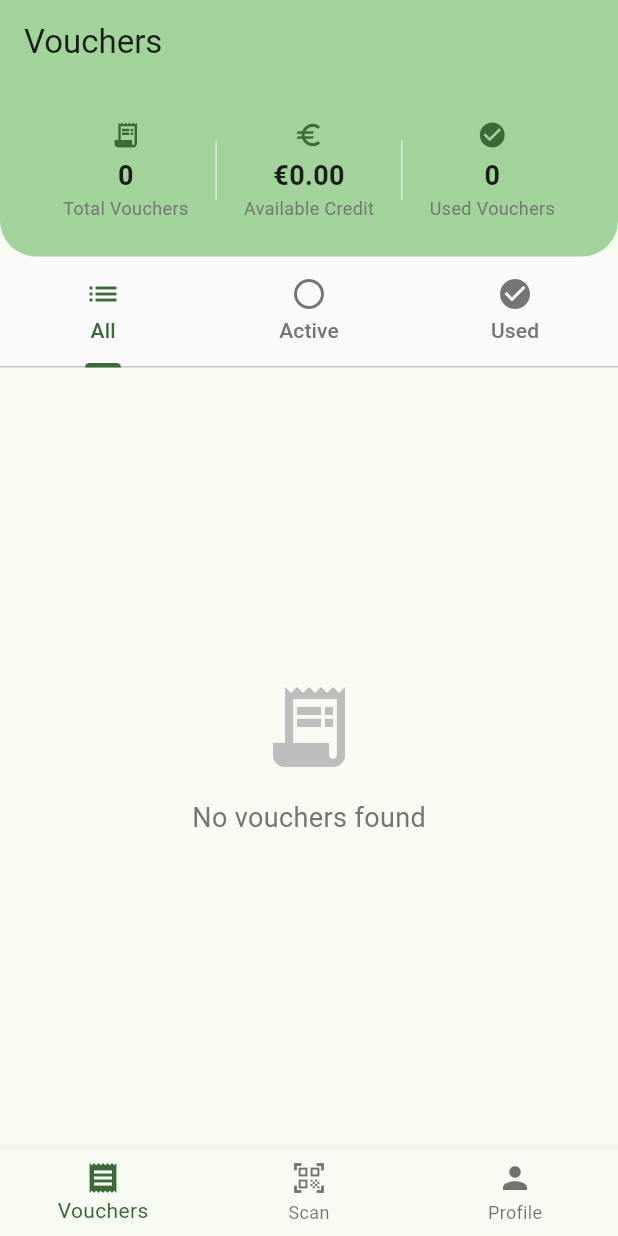
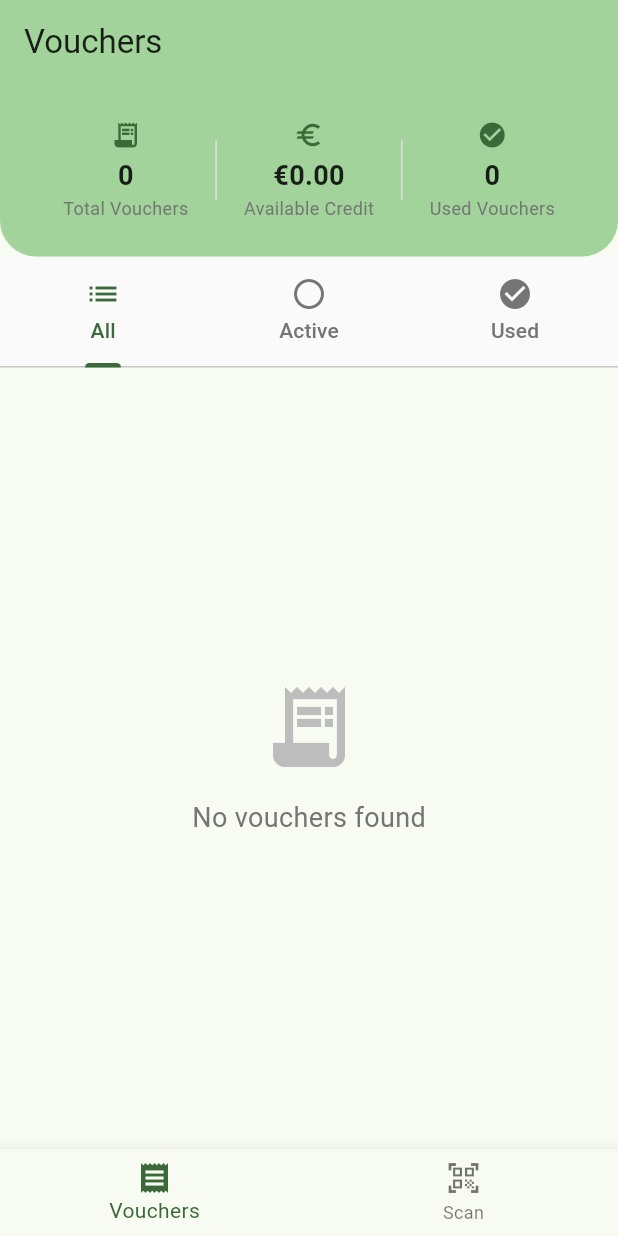
Before and after one commit to EPICOMI/re_turn_app, a Flutter app: the screen it shows after launch, on a phone screen of 412 x 824 dp. Run offline on Flutter 3.47's test engine with Material 3 defaults, Android fonts, the phone set to English and light mode, and no system bars; our stand-ins replace barcode_widget, device_info_plus, geocoding, geolocator, image_cropper, image_picker and 5 more; missing offline and left inert: gal, google_mlkit_barcode_scanning, google_mlkit_text_recognition, screen_brightness; accounts and stored records are empty.

```diff
--- a/lib/main.dart
+++ b/lib/main.dart
@@ -83,10 +83,10 @@ class _MainNavigationScreenState extends State<MainNavigationScreen> {
             icon: Icon(Icons.qr_code_scanner),
             label: 'Scan',
           ),
-          BottomNavigationBarItem(
-            icon: Icon(Icons.person),
-            label: 'Profile',
-          ),
+//profile          BottomNavigationBarItem(
+//screen            icon: Icon(Icons.person),
+//enable            label: 'Profile',
+//disable          ),
         ],
         currentIndex: _selectedIndex,
         onTap: _onItemTapped,
```
